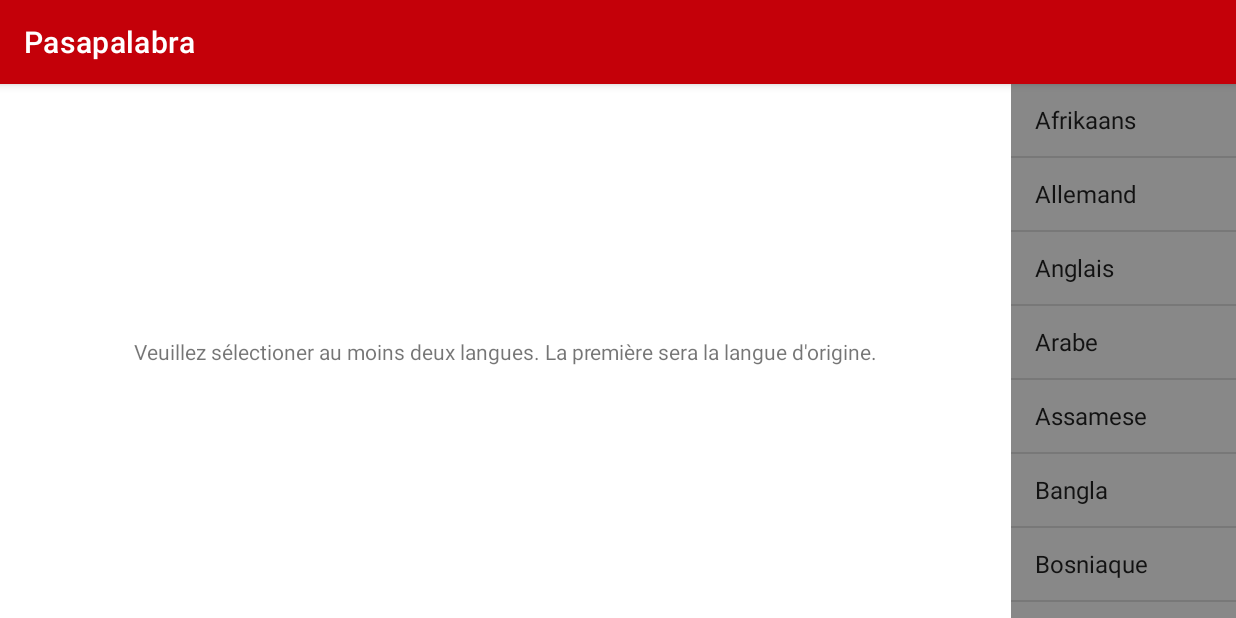
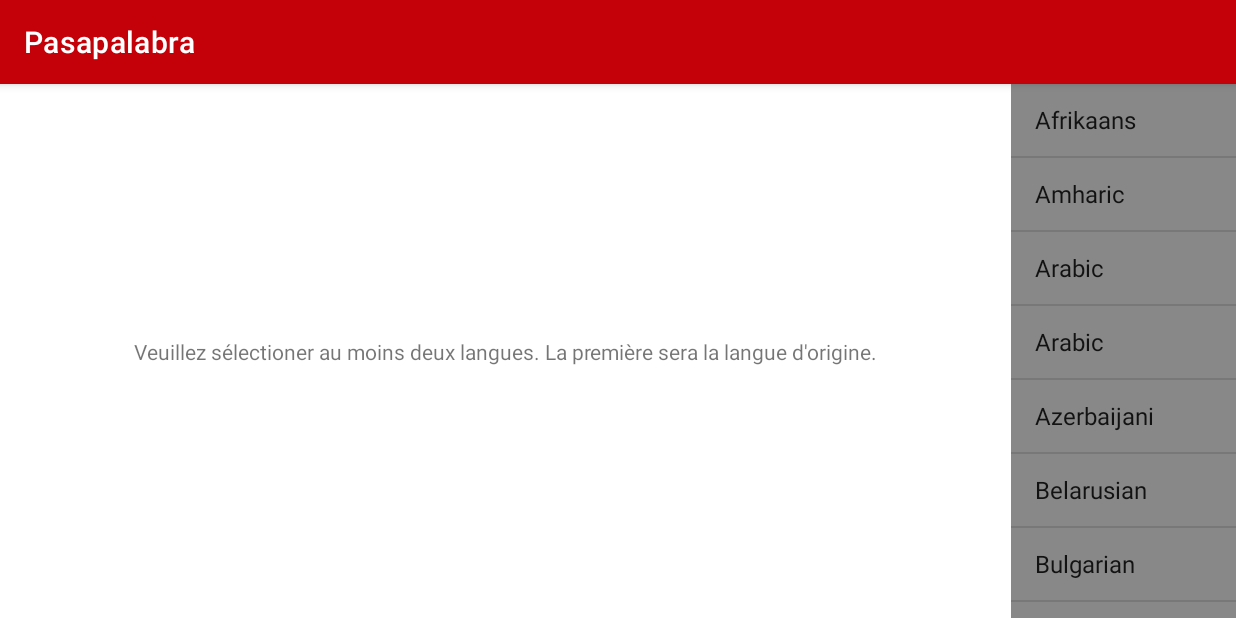
Before and after one commit to nitek29/Pasapalabra, an Android app: the screen it shows after launch (PasapalabraActivity), on a phone screen of 824 x 412 dp (held sideways). Run offline under Robolectric (Android 15) with nearby library versions, the phone set to English and light mode, and no system bars; libraries missing offline, so code that uses them is left out: com.google.mlkit.nl; 3 statements that could not run were skipped.

Commit message:
multi languages done

```diff
--- a/app/src/main/java/com/example/pasapalabra/Constants.kt
+++ b/app/src/main/java/com/example/pasapalabra/Constants.kt
@@ -21,3 +21,118 @@ const val TAG_OUTPUT = "OUTPUT"
 const val KEY_STT = "KEY_STT"
 const val  KEY_TT = "KEY_TT"
 const val  KEY_RECO = "KEY_RECO"
+const val KEY_SRC = "KEY_SRC"
+const val KEY_TARGET = "KEY_TARGET"
+
+val LANGUAGES = mapOf<String,String>(
+                "af" to	"Afrikaans",
+                "am"	to "Amharic",
+                "ar" to	"Arabic",
+                "ar-Latn" to	"Arabic",
+                "az" to "Azerbaijani",
+                "be" to "Belarusian",
+                "bg" to "Bulgarian",
+                "bg-Latn" to "Bulgarian",
+                "bn" to "Bengali",
+                "bs" to "Bosnian",
+                "ca" to "Catalan",
+                "ceb" to "Cebuano",
+                "co" to "Corsican",
+                "cs" to "Czech",
+                "cy" to "Welsh",
+                "da" to "Danish",
+                "de" to "German",
+                "el" to "Greek",
+                "el-Latn" to "Greek",
+                "en" to "English",
+                "eo" to "Esperanto",
+                "es" to "Spanish",
+                "et" to "Estonian",
+                "eu" to "Basque",
+                "fa" to "Persian",
+                "fi" to "Finnish",
+                "fil" to "Filipino",
+                "fr"  to "French",
+                "fy"  to "Western Frisian",
+                "ga"  to "Irish",
+                "gd"  to "Scots Gaelic",
+                "gl"  to "Galician",
+                "gu"  to "Gujarati",
+                "ha"  to "Hausa",
+                "haw"  to "Hawaiian",
+                "he"  to "Hebrew",
+                "hi"  to "Hindi",
+                "hi-Latn"  to "Hindi",
+                "hmn"  to "Hmong",
+                "hr"  to "Croatian",
+                "ht"  to "Haitian",
+                "hu"  to "Hungarian",
+                "hy"  to "Armenian",
+                "id"  to "Indonesian",
+                "ig"  to "Igbo",
+                "is"  to "Icelandic",
+                "it"  to "Italian",
+                "ja"  to "Japanese",
+                "ja-Latn"  to "Japanese",
+                "jv"  to "Javanese",
+                "ka"  to "Georgian",
+                "kk"  to "Kazakh",
+                "km"  to "Khmer",
+                "kn"  to "Kannada",
+                "ko"  to "Korean",
+                "ku"  to "Kurdish",
+                "ky"  to "Kyrgyz",
+                "la"  to "Latin",
+                "lb"  to "Luxembourgish",
+                "lo"  to "Lao",
+                "lt"  to "Lithuanian",
+                "lv"  to "Latvian",
+                "mg"  to "Malagasy",
+                "mi"  to "Maori",
+                "mk"  to "Macedonian",
+                "ml"  to "Malayalam",
+                "mn"  to "Mongolian",
+                "mr"  to "Marathi",
+                "ms"  to "Malay",
+                "mt"  to "Maltese",
+                "my"  to "Burmese",
+                "ne"  to "Nepali",
+                "nl"  to "Dutch",
+                "no"  to "Norwegian",
+                "ny"  to "Nyanja",
+                "pa"  to "Punjabi",
+                "pl"  to "Polish",
+                "ps"  to "Pashto",
+                "pt"  to "Portuguese",
+                "ro"  to "Romanian",
+                "ru"  to "Russian",
+                "ru-Latn"  to "Russian",
+                "sd"  to "Sindhi",
+                "si"  to "Sinhala",
+                "sk"  to "Slovak",
+                "sl"  to "Slovenian",
+                "sm"  to "Samoan",
+                "sn"  to "Shona",
+                "so"  to "Somali",
+                "sq"  to "Albanian",
+                "sr"  to "Serbian",
+                "st"  to "Sesotho",
+                "su"  to "Sundanese",
+                "sv"  to "Swedish",
+                "sw"  to "Swahili",
+                "ta"  to "Tamil",
+                "te"  to "Telugu",
+                "tg"  to "Tajik",
+                "th"  to "Thai",
+                "tr"  to "Turkish",
+                "uk"  to "Ukrainian",
+                "ur"  to "Urdu",
+                "uz"  to "Uzbek",
+                "vi"  to "Vietnamese",
+                "xh"  to "Xhosa",
+                "yi"  to "Yiddish",
+                "yo"  to "Yoruba",
+                "zh"  to "Chinese",
+                "zh-Latn"  to "Chinese",
+                "zu"  to "Zulu",
+)
--- a/app/src/main/java/com/example/pasapalabra/PasapalabraActivity.kt
+++ b/app/src/main/java/com/example/pasapalabra/PasapalabraActivity.kt
@@ -14,6 +14,7 @@ import android.widget.Toast
 import androidx.core.app.ActivityCompat
 import androidx.core.content.ContextCompat
 import androidx.lifecycle.ViewModelProvider
+import androidx.work.Data
 import com.example.pasapalabra.tools.BlockService
 import com.example.pasapalabra.tools.BlockServiceContext
 import com.example.pasapalabra.tools.SpeechToTextTool
@@ -23,7 +24,7 @@ import kotlinx.android.synthetic.main.activity_tool_chain.*
 class PasapalabraActivity : AppCompatActivity() {
     val handler = Handler(Looper.getMainLooper())
     // Liste des langues disponibles de l'application
-    val languages = arrayOf<String>(
+    /*val languages = arrayOf<String>(
             "Afrikaans",
             "Allemand",
             "Anglais",
@@ -98,15 +99,16 @@ class PasapalabraActivity : AppCompatActivity() {
             "Urdu",
             "Vietnamien",
             "Yucatec Maya"
-    )
+    )*/
 
     private lateinit var viewModel : PasapalabraViewModel
     private val RecordAudioRequestCode = 1
 
     private fun getTool(ind: Int, language: String) =
             object : ToolDisplay {
-                override var title  = languages[ind]
+                override var title  = ArrayList(LANGUAGES.values)[ind]
                 override var output = ""
+                override var code = ArrayList(LANGUAGES.keys)[ind]
                 override var input  = "Langue $language"
                 override val tool   = object : Tool {
                     //override run method of Tool interface
@@ -120,9 +122,30 @@ class PasapalabraActivity : AppCompatActivity() {
             }
 
     lateinit var speechToText: SpeechToTextTool
+
+    /**
+     * Creates the input data bundle which includes the STRING to operate on
+     * @return Data which contains the Speech to text to as a String
+     */
+   /* private fun createLanguagesInputData(languages: ToolChain) : Data {
+        val builder = Data.Builder()
+
+        for (i in 0..languages.size ){
+            if (i==0){
+                builder.putString(KEY_SRC, languages.get(i).title)
+            }else if (i== languages.size){
+                builder.putString(KEY_TARGET, languages.get(i).title)
+            }else{
+                builder.putString("L$i", languages.get(i).title)
+            }
+        }
+        return builder.build()
+    }*/
+
     override fun onCreate(savedInstanceState: Bundle?) {
         val service = BlockServiceContext(this)
         speechToText = service.speechToText()
+
         super.onCreate(savedInstanceState)
         setContentView(R.layout.activity_tool_chain)
 
@@ -148,7 +171,7 @@ class PasapalabraActivity : AppCompatActivity() {
 
         //see tool_list in activity_tool_chain.xml
         //simple list of ids
-        tool_list.adapter = ArrayAdapter(this, android.R.layout.simple_list_item_1, languages)
+        tool_list.adapter = ArrayAdapter(this, android.R.layout.simple_list_item_1, ArrayList(LANGUAGES.values))
         tool_list.setOnItemClickListener { _, _, position, _ ->
             if (toolChain.size == 0) {
                 toolChain.add(getTool(position, "source"))
@@ -160,15 +183,19 @@ class PasapalabraActivity : AppCompatActivity() {
                 toolChain.add(getTool(position, "cible"))
             }
         }
+
         // gestion bouton enregistrement message
         record_button.visibility = View.GONE
         record_button.setOnTouchListener { v, event ->
+            //createLanguagesInputData(toolChain)
             if (event.action == MotionEvent.ACTION_DOWN) {
                 Log.d("Reco UI", "Button pressed")
                 v.performClick()
                 speechToText.start(object : SpeechToTextTool.Listener {
                     override fun onResult(text: String, isFinal: Boolean) {
-                        if (isFinal) { viewModel.applyTranslation(text)/*stt = text*/}
+                        if (isFinal) {
+                            viewModel.applyTranslation(text,toolChain)
+                        }
                     }
                 })
             } else if (event.action == MotionEvent.ACTION_UP) {
--- a/app/src/main/java/com/example/pasapalabra/tools/Service.kt
+++ b/app/src/main/java/com/example/pasapalabra/tools/Service.kt
@@ -45,8 +45,9 @@ class BlockService(val worker : Worker){//val context: Context) {
 
 class BlockServiceContext(val context: Context) {
 
-    fun textToSpeech():TextToSpeechTool {
-        val locale = Locale.getDefault()
+    fun textToSpeech(lang : String):TextToSpeechTool {
+        //val locale = Locale.getDefault()
+        val locale = Locale(lang)
         return TextToSpeechHandler(context.applicationContext, locale)
     }
 
--- a/app/src/main/java/com/example/pasapalabra/tools/ui/ToolChain.kt
+++ b/app/src/main/java/com/example/pasapalabra/tools/ui/ToolChain.kt
@@ -10,6 +10,7 @@ interface ToolDisplay {
     val title: String
     var input: String
     var output: String
+    var code: String
 }
 
 class ToolChain(list: List<ToolDisplay> = emptyList()) {
--- a/app/src/main/java/com/example/pasapalabra/workers/TextToSpeechWorker.kt
+++ b/app/src/main/java/com/example/pasapalabra/workers/TextToSpeechWorker.kt
@@ -19,11 +19,12 @@ class TextToSpeechWorker (ctx: Context, params: WorkerParameters) : Worker(ctx,
         val appContext = applicationContext
         val tt = inputData.getString(KEY_TT)
         Log.d("TTS Worker", "translation text  :$tt")
+        val langOut : String = inputData.getString("LANG_OUT").toString()
 
         lateinit var speaker: TextToSpeechTool
         val service = BlockServiceContext(appContext)
 
-        speaker = service.textToSpeech()
+        speaker = service.textToSpeech(langOut)
 
         return try {
             if (TextUtils.isEmpty(tt)) {
```
Also changed, not shown: app/src/main/java/com/example/pasapalabra/PasapalabraViewModel.kt (+21 -6 lines), app/src/main/java/com/example/pasapalabra/workers/TranslatorWorker.kt (+50 -5 lines).
